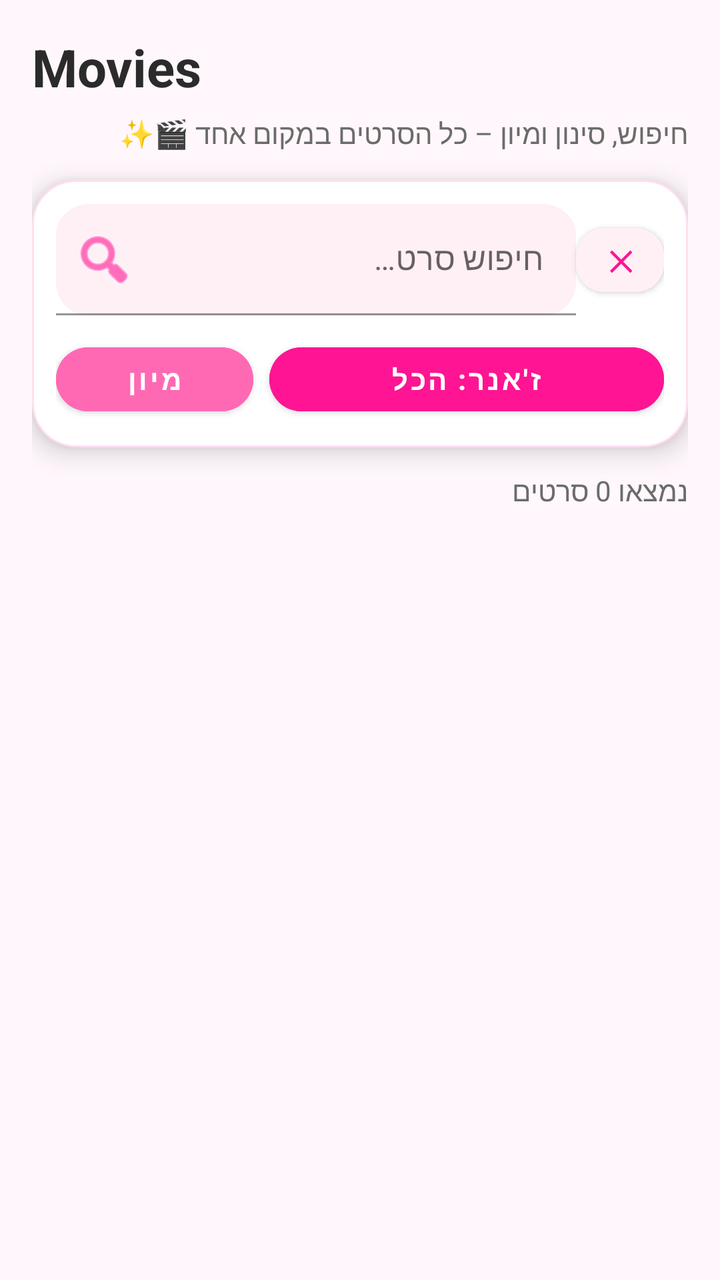
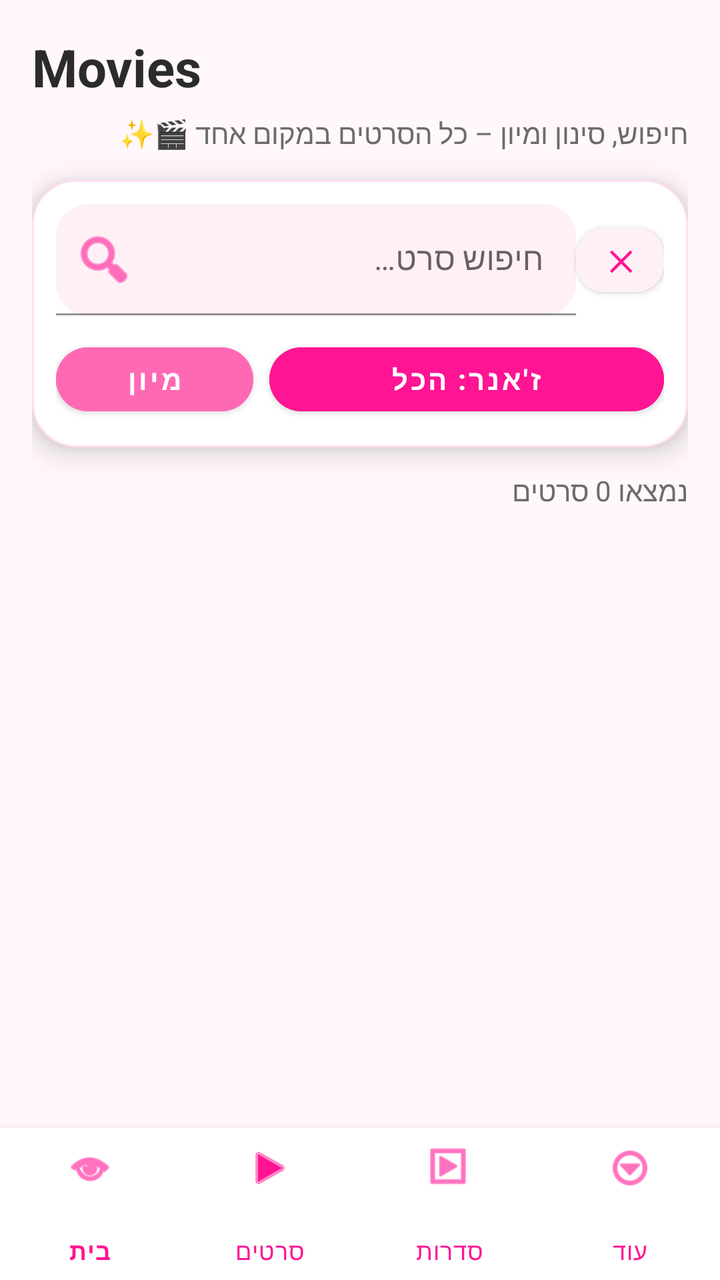

Compare the two renders of this Android layout. The source of the first and the diff that turns it into the second are given below.
<!-- AndroidManifest.xml: application theme Base.Theme.FinalProject -->
<!-- res/layout/activity_movies_category.xml -->
<?xml version="1.0" encoding="utf-8"?>
<androidx.core.widget.NestedScrollView xmlns:android="http://schemas.android.com/apk/res/android"
    xmlns:app="http://schemas.android.com/apk/res-auto"
    android:id="@+id/rootScroll"
    android:layout_width="match_parent"
    android:layout_height="match_parent"
    android:background="#FFF7FB"
    android:fillViewport="true">

    <androidx.constraintlayout.widget.ConstraintLayout
        android:layout_width="match_parent"
        android:layout_height="wrap_content"
        android:padding="16dp">

        
        <TextView
            android:id="@+id/tvTitleMovies"
            android:layout_width="0dp"
            android:layout_height="wrap_content"
            android:text="Movies"
            android:textSize="26sp"
            android:textStyle="bold"
            android:textColor="#2B2B2B"
            app:layout_constraintTop_toTopOf="parent"
            app:layout_constraintStart_toStartOf="parent"
            app:layout_constraintEnd_toEndOf="parent" />

        <TextView
            android:id="@+id/tvSubtitleMovies"
            android:layout_width="0dp"
            android:layout_height="wrap_content"
            android:text="חיפוש, סינון ומיון – כל הסרטים במקום אחד 🎬✨"
            android:textSize="14sp"
            android:textColor="#6B6B6B"
            android:layout_marginTop="6dp"
            app:layout_constraintTop_toBottomOf="@id/tvTitleMovies"
            app:layout_constraintStart_toStartOf="parent"
            app:layout_constraintEnd_toEndOf="parent" />

        
        <com.google.android.material.card.MaterialCardView
            android:id="@+id/cardSearch"
            android:layout_width="0dp"
            android:layout_height="wrap_content"
            android:layout_marginTop="14dp"
            app:cardCornerRadius="22dp"
            app:cardElevation="8dp"
            app:strokeWidth="1dp"
            app:strokeColor="#22FF1493"
            app:layout_constraintTop_toBottomOf="@id/tvSubtitleMovies"
            app:layout_constraintStart_toStartOf="parent"
            app:layout_constraintEnd_toEndOf="parent">

            <androidx.constraintlayout.widget.ConstraintLayout
                android:layout_width="match_parent"
                android:layout_height="wrap_content"
                android:padding="12dp">

                <com.google.android.material.textfield.TextInputLayout
                    android:id="@+id/tilSearch"
                    android:layout_width="0dp"
                    android:layout_height="wrap_content"
                    android:hint="חיפוש סרט…"
                    app:boxBackgroundMode="filled"
                    app:boxBackgroundColor="#FFF0F6"
                    app:boxCornerRadiusTopStart="16dp"
                    app:boxCornerRadiusTopEnd="16dp"
                    app:boxCornerRadiusBottomStart="16dp"
                    app:boxCornerRadiusBottomEnd="16dp"
                    app:boxStrokeColor="#22FF1493"
                    app:startIconDrawable="@android:drawable/ic_menu_search"
                    app:startIconTint="#FF1493"
                    app:layout_constraintStart_toStartOf="parent"
                    app:layout_constraintTop_toTopOf="parent"
                    app:layout_constraintEnd_toStartOf="@id/btnClearSearch">

                    <com.google.android.material.textfield.TextInputEditText
                        android:id="@+id/etSearch"
                        android:layout_width="match_parent"
                        android:layout_height="wrap_content"
                        android:inputType="text"
                        android:textColor="#2B2B2B"
                        android:textColorHint="#888888" />
                </com.google.android.material.textfield.TextInputLayout>

                <com.google.android.material.button.MaterialButton
                    android:id="@+id/btnClearSearch"
                    android:layout_width="44dp"
                    android:layout_height="44dp"
                    android:layout_marginStart="10dp"
                    android:text="✕"
                    android:textAllCaps="false"
                    android:textStyle="bold"
                    android:textColor="#FF1493"
                    android:backgroundTint="#FFF0F6"
                    app:cornerRadius="14dp"
                    app:layout_constraintTop_toTopOf="@id/tilSearch"
                    app:layout_constraintBottom_toBottomOf="@id/tilSearch"
                    app:layout_constraintEnd_toEndOf="parent" />

                
                <LinearLayout
                    android:id="@+id/rowControls"
                    android:layout_width="0dp"
                    android:layout_height="wrap_content"
                    android:orientation="horizontal"
                    android:layout_marginTop="10dp"
                    android:gravity="center_vertical"
                    app:layout_constraintTop_toBottomOf="@id/tilSearch"
                    app:layout_constraintStart_toStartOf="parent"
                    app:layout_constraintEnd_toEndOf="parent">

                    <com.google.android.material.button.MaterialButton
                        android:id="@+id/btnSort"
                        android:layout_width="0dp"
                        android:layout_height="44dp"
                        android:layout_weight="1"
                        android:text="מיון"
                        android:textAllCaps="false"
                        android:textStyle="bold"
                        android:textColor="@android:color/white"
                        android:backgroundTint="#FF69B4"
                        app:cornerRadius="16dp"
                        android:layout_marginEnd="8dp" />

                    <com.google.android.material.button.MaterialButton
                        android:id="@+id/btnGenre"
                        android:layout_width="0dp"
                        android:layout_height="44dp"
                        android:layout_weight="2"
                        android:text="ז'אנר: הכל"
                        android:textAllCaps="false"
                        android:textStyle="bold"
                        android:textColor="@android:color/white"
                        android:backgroundTint="#FF1493"
                        app:cornerRadius="16dp" />
                </LinearLayout>

            </androidx.constraintlayout.widget.ConstraintLayout>
        </com.google.android.material.card.MaterialCardView>

        
        <TextView
            android:id="@+id/tvResultsCount"
            android:layout_width="0dp"
            android:layout_height="wrap_content"
            android:text="נמצאו 0 סרטים"
            android:textColor="#6B6B6B"
            android:layout_marginTop="12dp"
            app:layout_constraintTop_toBottomOf="@id/cardSearch"
            app:layout_constraintStart_toStartOf="parent"
            app:layout_constraintEnd_toEndOf="parent" />

        
        <androidx.recyclerview.widget.RecyclerView
            android:id="@+id/rvAllMovies"
            android:layout_width="0dp"
            android:layout_height="wrap_content"
            android:nestedScrollingEnabled="false"
            android:layout_marginTop="10dp"
            app:layout_constraintTop_toBottomOf="@id/tvResultsCount"
            app:layout_constraintStart_toStartOf="parent"
            app:layout_constraintEnd_toEndOf="parent"
            app:layout_constraintBottom_toBottomOf="parent" />

    </androidx.constraintlayout.widget.ConstraintLayout>
</androidx.core.widget.NestedScrollView>
<!-- resources referenced by this layout -->
<resources>
  <style name="Base.Theme.FinalProject" parent="Theme.MaterialComponents.DayNight.NoActionBar">
  
          <item name="colorPrimary">#FF1493</item>
          <item name="colorPrimaryVariant">#C51162</item>
          <item name="colorSecondary">#FF1493</item>
      </style>
</resources>

<!-- the commit's change to res/layout/activity_movies_category.xml (unified diff, before → after) -->
@@ -1,167 +1,194 @@
 <?xml version="1.0" encoding="utf-8"?>
-<androidx.core.widget.NestedScrollView xmlns:android="http://schemas.android.com/apk/res/android"
+<androidx.constraintlayout.widget.ConstraintLayout
+    xmlns:android="http://schemas.android.com/apk/res/android"
     xmlns:app="http://schemas.android.com/apk/res-auto"
-    android:id="@+id/rootScroll"
     android:layout_width="match_parent"
     android:layout_height="match_parent"
-    android:background="#FFF7FB"
-    android:fillViewport="true">
+    android:background="#FFF7FB">
 
-    <androidx.constraintlayout.widget.ConstraintLayout
-        android:layout_width="match_parent"
-        android:layout_height="wrap_content"
-        android:padding="16dp">
+    
+    <androidx.core.widget.NestedScrollView
+        android:id="@+id/rootScroll"
+        android:layout_width="0dp"
+        android:layout_height="0dp"
+        android:fillViewport="true"
+        app:layout_constraintTop_toTopOf="parent"
+        app:layout_constraintBottom_toTopOf="@id/bottomNav"
+        app:layout_constraintStart_toStartOf="parent"
+        app:layout_constraintEnd_toEndOf="parent">
 
-        
-        <TextView
-            android:id="@+id/tvTitleMovies"
-            android:layout_width="0dp"
+        <androidx.constraintlayout.widget.ConstraintLayout
+            android:layout_width="match_parent"
             android:layout_height="wrap_content"
-            android:text="Movies"
-            android:textSize="26sp"
-            android:textStyle="bold"
-            android:textColor="#2B2B2B"
-            app:layout_constraintTop_toTopOf="parent"
-            app:layout_constraintStart_toStartOf="parent"
-            app:layout_constraintEnd_toEndOf="parent" />
+            android:padding="16dp">
 
-        <TextView
-            android:id="@+id/tvSubtitleMovies"
-            android:layout_width="0dp"
-            android:layout_height="wrap_content"
-            android:text="חיפוש, סינון ומיון – כל הסרטים במקום אחד 🎬✨"
-            android:textSize="14sp"
-            android:textColor="#6B6B6B"
-            android:layout_marginTop="6dp"
-            app:layout_constraintTop_toBottomOf="@id/tvTitleMovies"
-            app:layout_constraintStart_toStartOf="parent"
-            app:layout_constraintEnd_toEndOf="parent" />
+            
+            <TextView
+                android:id="@+id/tvTitleMovies"
+                android:layout_width="0dp"
+                android:layout_height="wrap_content"
+                android:text="Movies"
+                android:textSize="26sp"
+                android:textStyle="bold"
+                android:textColor="#2B2B2B"
+                app:layout_constraintTop_toTopOf="parent"
+                app:layout_constraintStart_toStartOf="parent"
+                app:layout_constraintEnd_toEndOf="parent" />
 
-        
-        <com.google.android.material.card.MaterialCardView
-            android:id="@+id/cardSearch"
-            android:layout_width="0dp"
-            android:layout_height="wrap_content"
-            android:layout_marginTop="14dp"
-            app:cardCornerRadius="22dp"
-            app:cardElevation="8dp"
-            app:strokeWidth="1dp"
-            app:strokeColor="#22FF1493"
-            app:layout_constraintTop_toBottomOf="@id/tvSubtitleMovies"
-            app:layout_constraintStart_toStartOf="parent"
-            app:layout_constraintEnd_toEndOf="parent">
+            <TextView
+                android:id="@+id/tvSubtitleMovies"
+                android:layout_width="0dp"
+                android:layout_height="wrap_content"
+                android:text="חיפוש, סינון ומיון – כל הסרטים במקום אחד 🎬✨"
+                android:textSize="14sp"
+                android:textColor="#6B6B6B"
+                android:layout_marginTop="6dp"
+                app:layout_constraintTop_toBottomOf="@id/tvTitleMovies"
+                app:layout_constraintStart_toStartOf="parent"
+                app:layout_constraintEnd_toEndOf="parent" />
 
-            <androidx.constraintlayout.widget.ConstraintLayout
-                android:layout_width="match_parent"
+            
+            <com.google.android.material.card.MaterialCardView
+                android:id="@+id/cardSearch"
+                android:layout_width="0dp"
                 android:layout_height="wrap_content"
-                android:padding="12dp">
+                android:layout_marginTop="14dp"
+                app:cardCornerRadius="22dp"
+                app:cardElevation="8dp"
+                app:strokeWidth="1dp"
+                app:strokeColor="#22FF1493"
+                app:layout_constraintTop_toBottomOf="@id/tvSubtitleMovies"
+                app:layout_constraintStart_toStartOf="parent"
+                app:layout_constraintEnd_toEndOf="parent">
 
-                <com.google.android.material.textfield.TextInputLayout
-                    android:id="@+id/tilSearch"
-                    android:layout_width="0dp"
+                <androidx.constraintlayout.widget.ConstraintLayout
+                    android:layout_width="match_parent"
                     android:layout_height="wrap_content"
-                    android:hint="חיפוש סרט…"
-                    app:boxBackgroundMode="filled"
-                    app:boxBackgroundColor="#FFF0F6"
-                    app:boxCornerRadiusTopStart="16dp"
-                    app:boxCornerRadiusTopEnd="16dp"
-                    app:boxCornerRadiusBottomStart="16dp"
-                    app:boxCornerRadiusBottomEnd="16dp"
-                    app:boxStrokeColor="#22FF1493"
-                    app:startIconDrawable="@android:drawable/ic_menu_search"
-                    app:startIconTint="#FF1493"
-                    app:layout_constraintStart_toStartOf="parent"
-                    app:layout_constraintTop_toTopOf="parent"
-                    app:layout_constraintEnd_toStartOf="@id/btnClearSearch">
+                    android:padding="12dp">
 
-                    <com.google.android.material.textfield.TextInputEditText
-                        android:id="@+id/etSearch"
-                        android:layout_width="match_parent"
+                    <com.google.android.material.textfield.TextInputLayout
+                        android:id="@+id/tilSearch"
+                        android:layout_width="0dp"
                         android:layout_height="wrap_content"
-                        android:inputType="text"
-                        android:textColor="#2B2B2B"
-                        android:textColorHint="#888888" />
-                </com.google.android.material.textfield.TextInputLayout>
+                        android:hint="חיפוש סרט…"
+                        app:boxBackgroundMode="filled"
+                        app:boxBackgroundColor="#FFF0F6"
+                        app:boxCornerRadiusTopStart="16dp"
+                        app:boxCornerRadiusTopEnd="16dp"
+                        app:boxCornerRadiusBottomStart="16dp"
+                        app:boxCornerRadiusBottomEnd="16dp"
+                        app:boxStrokeColor="#22FF1493"
+                        app:startIconDrawable="@android:drawable/ic_menu_search"
+                        app:startIconTint="#FF1493"
+                        app:layout_constraintStart_toStartOf="parent"
+                        app:layout_constraintTop_toTopOf="parent"
+                        app:layout_constraintEnd_toStartOf="@id/btnClearSearch">
 
-                <com.google.android.material.button.MaterialButton
-                    android:id="@+id/btnClearSearch"
-                    android:layout_width="44dp"
-                    android:layout_height="44dp"
-                    android:layout_marginStart="10dp"
-                    android:text="✕"
-                    android:textAllCaps="false"
-                    android:textStyle="bold"
-                    android:textColor="#FF1493"
-                    android:backgroundTint="#FFF0F6"
-                    app:cornerRadius="14dp"
-                    app:layout_constraintTop_toTopOf="@id/tilSearch"
-                    app:layout_constraintBottom_toBottomOf="@id/tilSearch"
-                    app:layout_constraintEnd_toEndOf="parent" />
-
-                
-                <LinearLayout
-                    android:id="@+id/rowControls"
-                    android:layout_width="0dp"
-                    android:layout_height="wrap_content"
-                    android:orientation="horizontal"
-                    android:layout_marginTop="10dp"
-                    android:gravity="center_vertical"
-                    app:layout_constraintTop_toBottomOf="@id/tilSearch"
-                    app:layout_constraintStart_toStartOf="parent"
-                    app:layout_constraintEnd_toEndOf="parent">
+                        <com.google.android.material.textfield.TextInputEditText
+                            android:id="@+id/etSearch"
+                            android:layout_width="match_parent"
+                            android:layout_height="wrap_content"
+                            android:inputType="text"
+                            android:textColor="#2B2B2B"
+                            android:textColorHint="#888888" />
+                    </com.google.android.material.textfield.TextInputLayout>
 
                     <com.google.android.material.button.MaterialButton
-                        android:id="@+id/btnSort"
-                        android:layout_width="0dp"
+                        android:id="@+id/btnClearSearch"
+                        android:layout_width="44dp"
                         android:layout_height="44dp"
-                        android:layout_weight="1"
-                        android:text="מיון"
+                        android:layout_marginStart="10dp"
+                        android:text="✕"
                         android:textAllCaps="false"
                         android:textStyle="bold"
-                        android:textColor="@android:color/white"
-                        android:backgroundTint="#FF69B4"
-                        app:cornerRadius="16dp"
-                        android:layout_marginEnd="8dp" />
+                        android:textColor="#FF1493"
+                        android:backgroundTint="#FFF0F6"
+                        app:cornerRadius="14dp"
+                        app:layout_constraintTop_toTopOf="@id/tilSearch"
+                        app:layout_constraintBottom_toBottomOf="@id/tilSearch"
+                        app:layout_constraintEnd_toEndOf="parent" />
 
-                    <com.google.android.material.button.MaterialButton
-                        android:id="@+id/btnGenre"
+                    
+                    <LinearLayout
+                        android:id="@+id/rowControls"
                         android:layout_width="0dp"
-                        android:layout_height="44dp"
-                        android:layout_weight="2"
-                        android:text="ז'אנר: הכל"
-                        android:textAllCaps="false"
-                        android:textStyle="bold"
-                        android:textColor="@android:color/white"
-                        android:backgroundTint="#FF1493"
-                        app:cornerRadius="16dp" />
-                </LinearLayout>
+                        android:layout_height="wrap_content"
+                        android:orientation="horizontal"
+                        android:layout_marginTop="10dp"
+                        android:gravity="center_vertical"
+                        app:layout_constraintTop_toBottomOf="@id/tilSearch"
+                        app:layout_constraintStart_toStartOf="parent"
+                        app:layout_constraintEnd_toEndOf="parent">
 
-            </androidx.constraintlayout.widget.ConstraintLayout>
-        </com.google.android.material.card.MaterialCardView>
+                        <com.google.android.material.button.MaterialButton
+                            android:id="@+id/btnSort"
+                            android:layout_width="0dp"
+                            android:layout_height="44dp"
+                            android:layout_weight="1"
+                            android:text="מיון"
+                            android:textAllCaps="false"
+                            android:textStyle="bold"
+                            android:textColor="@android:color/white"
+                            android:backgroundTint="#FF69B4"
+                            app:cornerRadius="16dp"
+                            android:layout_marginEnd="8dp" />
 
-        
-        <TextView
-            android:id="@+id/tvResultsCount"
-            android:layout_width="0dp"
-            android:layout_height="wrap_content"
-            android:text="נמצאו 0 סרטים"
-            android:textColor="#6B6B6B"
-            android:layout_marginTop="12dp"
-            app:layout_constraintTop_toBottomOf="@id/cardSearch"
-            app:layout_constraintStart_toStartOf="parent"
-            app:layout_constraintEnd_toEndOf="parent" />
+                        <com.google.android.material.button.MaterialButton
+                            android:id="@+id/btnGenre"
+                            android:layout_width="0dp"
+                            android:layout_height="44dp"
+                            android:layout_weight="2"
+                            android:text="ז'אנר: הכל"
+                            android:textAllCaps="false"
+                            android:textStyle="bold"
+                            android:textColor="@android:color/white"
+                            android:backgroundTint="#FF1493"
+                            app:cornerRadius="16dp" />
+                    </LinearLayout>
 
-        
-        <androidx.recyclerview.widget.RecyclerView
-            android:id="@+id/rvAllMovies"
-            android:layout_width="0dp"
-            android:layout_height="wrap_content"
-            android:nestedScrollingEnabled="false"
-            android:layout_marginTop="10dp"
-            app:layout_constraintTop_toBottomOf="@id/tvResultsCount"
-            app:layout_constraintStart_toStartOf="parent"
-            app:layout_constraintEnd_toEndOf="parent"
-            app:layout_constraintBottom_toBottomOf="parent" />
+                </androidx.constraintlayout.widget.ConstraintLayout>
+            </com.google.android.material.card.MaterialCardView>
 
-    </androidx.constraintlayout.widget.ConstraintLayout>
-</androidx.core.widget.NestedScrollView>
+            
+            <TextView
+                android:id="@+id/tvResultsCount"
+                android:layout_width="0dp"
+                android:layout_height="wrap_content"
+                android:text="נמצאו 0 סרטים"
+                android:textColor="#6B6B6B"
+                android:layout_marginTop="12dp"
+                app:layout_constraintTop_toBottomOf="@id/cardSearch"
+                app:layout_constraintStart_toStartOf="parent"
+                app:layout_constraintEnd_toEndOf="parent" />
+
+            
+            <androidx.recyclerview.widget.RecyclerView
+                android:id="@+id/rvAllMovies"
+                android:layout_width="0dp"
+                android:layout_height="wrap_content"
+                android:nestedScrollingEnabled="false"
+                android:layout_marginTop="10dp"
+                app:layout_constraintTop_toBottomOf="@id/tvResultsCount"
+                app:layout_constraintStart_toStartOf="parent"
+                app:layout_constraintEnd_toEndOf="parent"
+                app:layout_constraintBottom_toBottomOf="parent" />
+
+        </androidx.constraintlayout.widget.ConstraintLayout>
+    </androidx.core.widget.NestedScrollView>
+
+    
+    <com.google.android.material.bottomnavigation.BottomNavigationView
+        android:id="@+id/bottomNav"
+        android:layout_width="0dp"
+        android:layout_height="76dp"
+        android:background="#FFFFFF"
+        app:menu="@menu/bottom_nav_menu"
+        app:labelVisibilityMode="labeled"
+        app:itemIconTint="#FF1493"
+        app:itemTextColor="#FF1493"
+        app:itemRippleColor="#33FF69B4"
+        app:layout_constraintBottom_toBottomOf="parent"
+        app:layout_constraintStart_toStartOf="parent"
+        app:layout_constraintEnd_toEndOf="parent"/>
+
+</androidx.constraintlayout.widget.ConstraintLayout>
